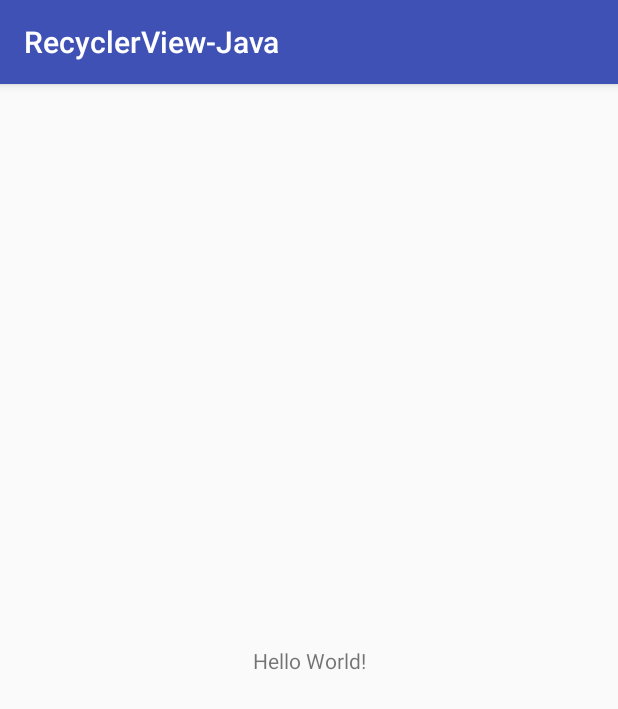
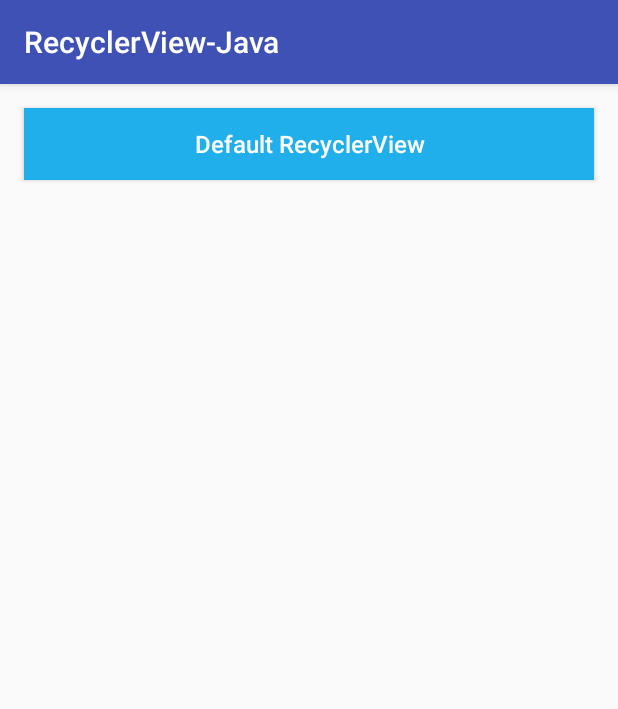
Before and after one commit to devWilly/RecyclerView-Practices, an Android app: the screen it shows after launch (MainActivity), on a phone screen of 412 x 824 dp. Shown: the top 709 px of the screen. Run offline under Robolectric (Android 15) with nearby library versions, the phone set to English and light mode, and no system bars.

Commit message:
implement default recyclerview button click event

```diff
--- a/RecyclerViewJava/app/src/main/java/com/devwilly/recyclerview_java/MainActivity.java
+++ b/RecyclerViewJava/app/src/main/java/com/devwilly/recyclerview_java/MainActivity.java
@@ -1,7 +1,9 @@
 package com.devwilly.recyclerview_java;
 
+import android.content.Intent;
 import android.support.v7.app.AppCompatActivity;
 import android.os.Bundle;
+import android.view.View;
 
 
 public class MainActivity extends AppCompatActivity {
@@ -10,5 +12,18 @@ public class MainActivity extends AppCompatActivity {
     protected void onCreate(Bundle savedInstanceState) {
         super.onCreate(savedInstanceState);
         setContentView(R.layout.activity_main);
+
+        findViewById(R.id.default_recycler_view_btn).setOnClickListener(new View.OnClickListener() {
+            @Override
+            public void onClick(View v) {
+                openActivity(DefaultRecyclerViewActivity.class);
+            }
+        });
+    }
+
+    private void openActivity(Class<? extends AppCompatActivity> cls) {
+        Intent intent = new Intent();
+        intent.setClass(MainActivity.this, cls);
+        startActivity(intent);
     }
 }
--- a/RecyclerViewJava/app/src/main/res/layout/activity_main.xml
+++ b/RecyclerViewJava/app/src/main/res/layout/activity_main.xml
@@ -6,13 +6,20 @@
     android:layout_height="match_parent"
     tools:context="com.devwilly.recyclerview_java.MainActivity">
 
-    <TextView
-        android:layout_width="wrap_content"
+
+    <Button
+        android:id="@+id/default_recycler_view_btn"
+        android:layout_width="match_parent"
         android:layout_height="wrap_content"
-        android:text="Hello World!"
-        app:layout_constraintBottom_toBottomOf="parent"
-        app:layout_constraintLeft_toLeftOf="parent"
-        app:layout_constraintRight_toRightOf="parent"
+        android:layout_marginEnd="16dp"
+        android:layout_marginStart="16dp"
+        android:layout_marginTop="16dp"
+        android:textAllCaps="false"
+        android:background="#20afea"
+        android:textColor="#ffffff"
+        android:textSize="16sp"
+        android:text="@string/default_recycler_view"
+        app:layout_constraintEnd_toEndOf="parent"
+        app:layout_constraintStart_toStartOf="parent"
         app:layout_constraintTop_toTopOf="parent" />
-
 </android.support.constraint.ConstraintLayout>
```
